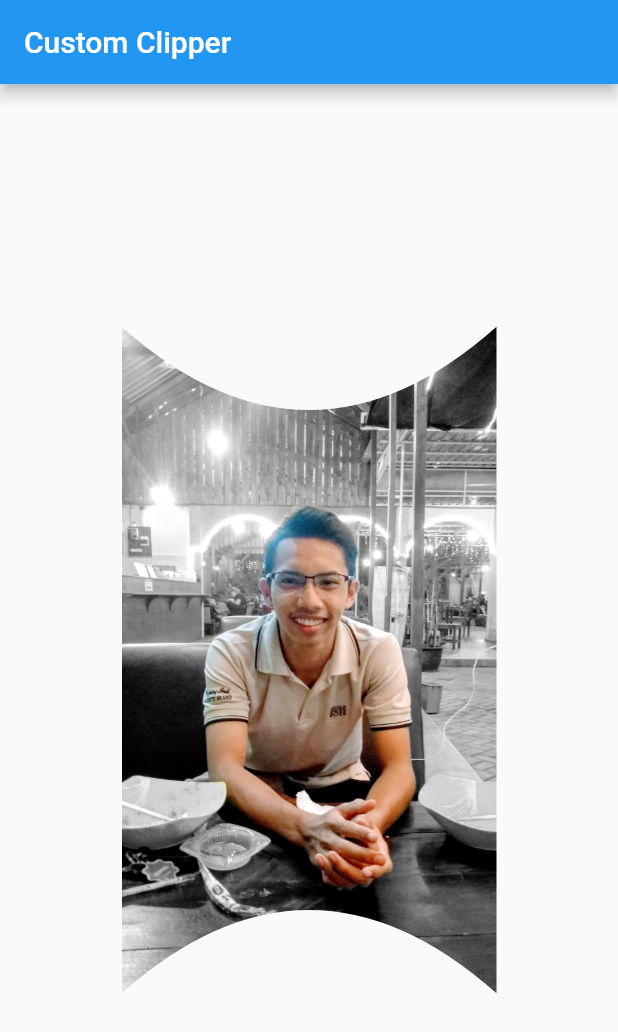
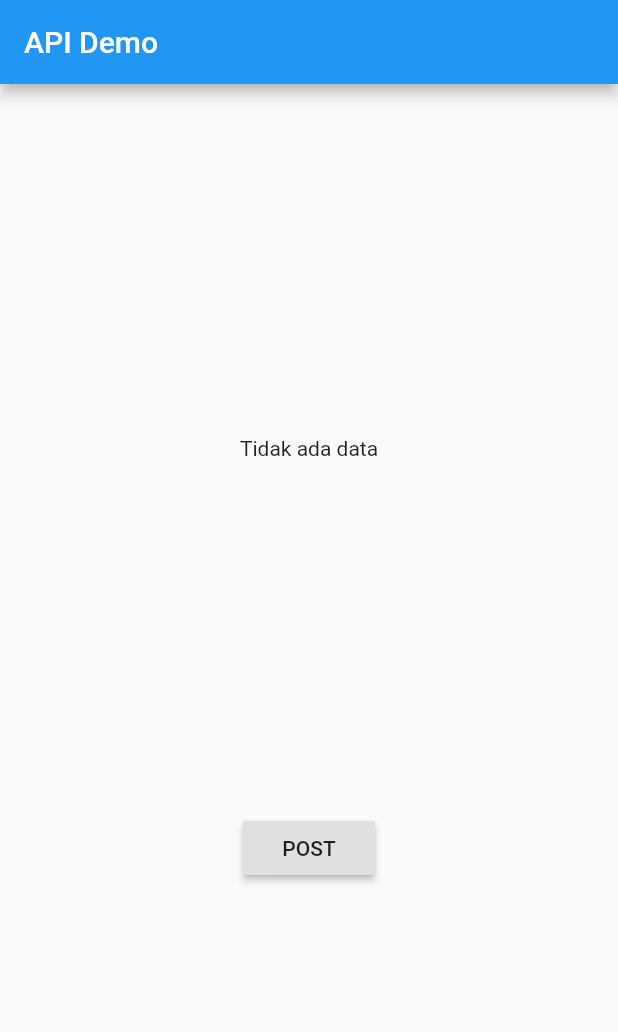
Before and after one commit to myxzlpltk/flutter-learning, a Flutter app: the screen it shows after launch, on a phone screen of 412 x 824 dp. Shown: the top 1032 px of the screen. Run offline on Flutter 3.47's test engine with Material 2 defaults, Android fonts, the phone set to English and light mode, and no system bars.

Commit message:
POST HTTP

```diff
--- a/lib/main.dart
+++ b/lib/main.dart
@@ -1,44 +1,44 @@
 import 'dart:ui';
 import 'package:flutter/material.dart';
+import 'package:http/http.dart';
+import 'package:learn_flutter/post_result_model.dart';
 
 void main() {
   runApp(MyApp());
 }
 
-class MyApp extends StatelessWidget {
+class MyApp extends StatefulWidget {
+  @override
+  _MyAppState createState() => _MyAppState();
+}
+
+class _MyAppState extends State<MyApp> {
+  PostResult postResult = null;
+
   @override
   Widget build(BuildContext context) {
     return MaterialApp(
       home: Scaffold(
-        appBar: AppBar(title: Text("Custom Clipper")),
+        appBar: AppBar(title: Text("API Demo")),
         body: Center(
-          child: ClipPath(
-            clipper: MyClipper(),
-            child: Image(
-              width: 250,
-              image: AssetImage("assets/juan.jpg"),
-            ),
+          child: Column(
+            mainAxisAlignment: MainAxisAlignment.spaceEvenly,
+            children: [
+              Text((postResult != null) ? postResult.id + " | " + postResult.name + " | " + postResult.job : "Tidak ada data"),
+              RaisedButton(
+                onPressed: () {
+                  PostResult.connectToAPI("Juan", "Student").then((value){
+                    setState(() {
+                      postResult = value;
+                    });
+                  });
+                },
+                child: Text("POST"),
+              ),
+            ],
           ),
         ),
       ),
     );
   }
 }
-
-class MyClipper extends CustomClipper<Path>{
-  @override
-  Path getClip(Size size) {
-    Path path = Path();
-
-    path.lineTo(0, size.height);
-    path.quadraticBezierTo(size.width / 2, size.height * 0.75, size.width, size.height);
-    path.lineTo(size.width, 0);
-    path.quadraticBezierTo(size.width / 2, size.height * 0.25, 0, 0);
-    path.close();
-
-    return path;
-  }
-
-  @override
-  bool shouldReclip(covariant CustomClipper<Path> oldClipper) => false;
-}
--- /dev/null
+++ b/lib/post_result_model.dart
@@ -0,0 +1,30 @@
+import 'dart:convert';
+
+import 'package:http/http.dart' as http;
+
+class PostResult {
+  String id;
+  String name;
+  String job;
+  String createdAt;
+
+  PostResult({this.id, this.name, this.job, this.createdAt});
+
+  factory PostResult.createPostResult(Map<String, dynamic> object) {
+    return PostResult(
+      id: object['id'],
+      name: object['name'],
+      job: object['job'],
+      createdAt: object['createdAt'],
+    );
+  }
+
+  static Future<PostResult> connectToAPI(String name, String job) async {
+    String apiURL = "https://reqres.in/api/users";
+
+    var response = await http.post(apiURL, body: {"name": name, "job": job});
+    var JSON = json.decode(response.body);
+
+    return PostResult.createPostResult(JSON);
+  }
+}
--- a/pubspec.yaml
+++ b/pubspec.yaml
@@ -27,6 +27,7 @@ dependencies:
   qr_flutter: ^3.2.0
   audioplayers: ^0.17.0
   qrscan: ^0.2.21
+  http: ^0.12.2
 
 
   # The following adds the Cupertino Icons font to your application.
```
Also changed, not shown: pubspec.lock.
